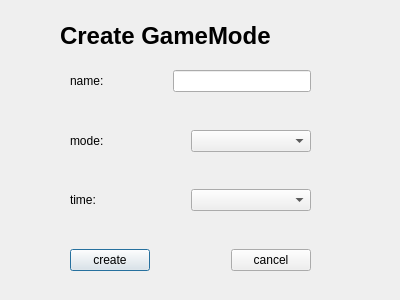
This is creategm.ui in MarkGasse/GUILaserTag as Qt 5 draws it before an edit. The edited form follows.
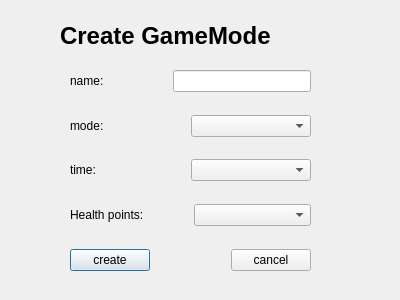
This is the edited form. Icons and pictures are not drawn.

Diff of the .ui file:
```diff
--- a/creategm.ui
+++ b/creategm.ui
@@ -37,7 +37,7 @@
     <string>Create GameMode</string>
    </property>
   </widget>
-  <widget class="QWidget" name="">
+  <widget class="QWidget" name="layoutWidget">
    <property name="geometry">
     <rect>
      <x>70</x>
@@ -143,6 +143,33 @@
       </property>
      </spacer>
     </item>
+    <item>
+     <layout class="QHBoxLayout" name="horizontalLayout_5">
+      <item>
+       <widget class="QLabel" name="labelHP">
+        <property name="text">
+         <string>Health points:</string>
+        </property>
+       </widget>
+      </item>
+      <item>
+       <widget class="QComboBox" name="comboBoxHP"/>
+      </item>
+     </layout>
+    </item>
+    <item>
+     <spacer name="verticalSpacer_4">
+      <property name="orientation">
+       <enum>Qt::Vertical</enum>
+      </property>
+      <property name="sizeHint" stdset="0">
+       <size>
+        <width>20</width>
+        <height>40</height>
+       </size>
+      </property>
+     </spacer>
+    </item>
     <item>
      <layout class="QHBoxLayout" name="horizontalLayout_4">
       <item>
```
Left out of the diff: 3 changed lines with no effect on the pictures.
